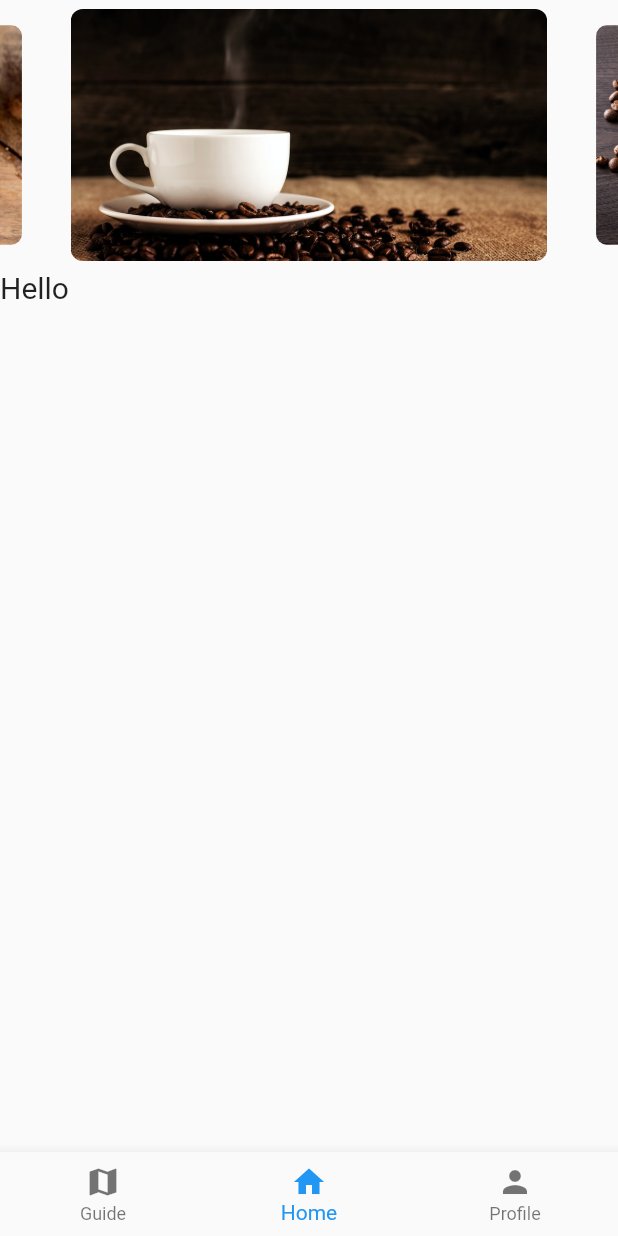
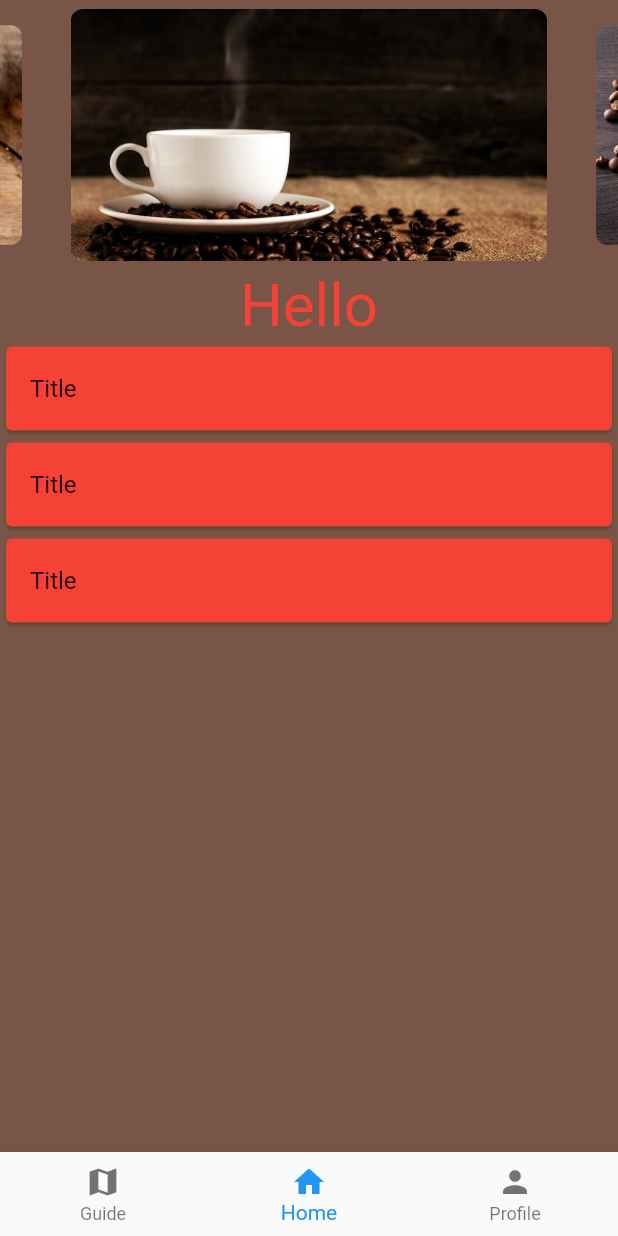
Before and after one commit to YousifT/Nomad_Application, a Flutter app: the screen it shows after launch, item 2 of the bottom bar chosen, on a phone screen of 412 x 824 dp. Run offline on Flutter 3.47's test engine with Material 2 defaults, Android fonts, the phone set to English and light mode, and no system bars; drawn by our look-alikes of carousel_slider.

Commit message:
Added ListTile

```diff
--- a/nomad/lib/Pages/Home_page.dart
+++ b/nomad/lib/Pages/Home_page.dart
@@ -20,9 +20,15 @@ class _MyHomePageState extends State<MyHomePage> {
   @override
   Widget build(BuildContext context) {
     return Scaffold(
-      body: ListView(
+        body: Container(
+      color: Colors.brown,
+      height: double.maxFinite,
+      width: double.maxFinite,
+      child: Column(children: [
+        Row(
           children: [
-          CarouselSlider(
+            Expanded(
+              child: CarouselSlider(
                 items: [
                   //Image 1
                   Container(
@@ -73,13 +79,44 @@ class _MyHomePageState extends State<MyHomePage> {
                   viewportFraction: 0.8,
                 ),
               ),
+            ),
+          ],
+        ),
+        Text(
+          "Hello",
+          style: TextStyle(color: Colors.red, fontSize: 40),
+        ),
         Row(
           children: [
-              Text("Hello", style: TextStyle(fontSize: 20)),
+            Expanded(
+              child: Card(
+                color: Colors.red,
+                child: ListTile(title: Text("Title")),
+              ),
+            ),
+          ],
+        ),
+        Row(
+          children: [
+            Expanded(
+              child: Card(
+                color: Colors.red,
+                child: ListTile(title: Text("Title")),
+              ),
+            ),
+          ],
+        ),
+        Row(
+          children: [
+            Expanded(
+              child: Card(
+                color: Colors.red,
+                child: ListTile(title: Text("Title")),
+              ),
+            ),
           ],
         )
-        ],
-      ),
-    );
+      ]),
+    ));
   }
 }
```
Lines whose indentation alone changed are shown as unchanged.
